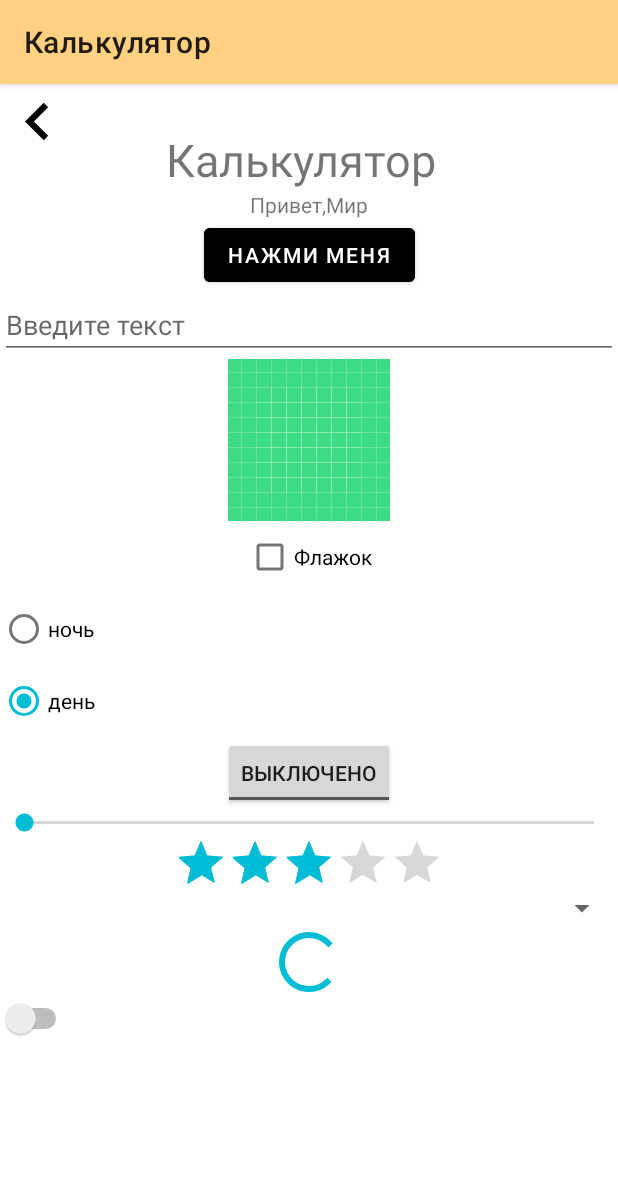
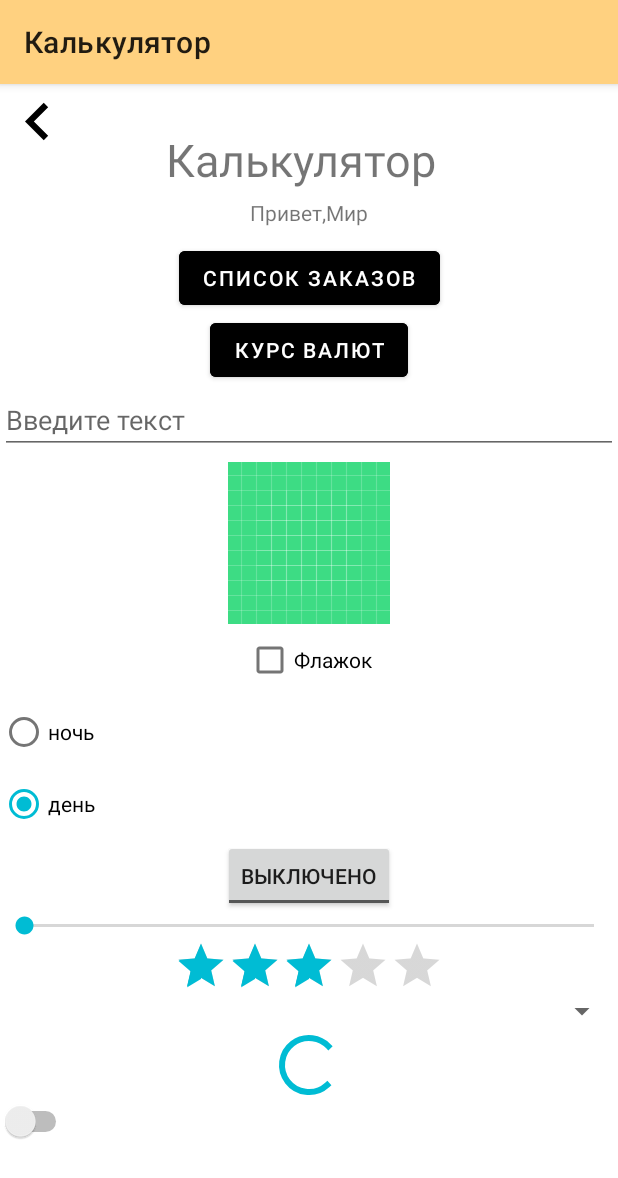
Before and after one commit to KirillTalashko/Calculator, an Android app: the SettingsFragment screen opened through its navigation route, on a phone screen of 412 x 824 dp. Shown: the top 1178 px of the screen. Run offline under Robolectric (Android 15) with nearby library versions, the phone set to English and light mode, and no system bars.

Commit message:
Explored OkHttpClient Made a GET request, executed it in a separate Fragment

```diff
--- a/app/src/main/AndroidManifest.xml
+++ b/app/src/main/AndroidManifest.xml
@@ -2,6 +2,7 @@
 <manifest xmlns:android="http://schemas.android.com/apk/res/android"
     xmlns:tools="http://schemas.android.com/tools" >
 
+    <uses-permission android:name="android.permission.INTERNET" />
     <application
         android:allowBackup="true"
         android:dataExtractionRules="@xml/data_extraction_rules"
--- /dev/null
+++ b/app/src/main/java/com/example/calculator/domain/CoinDeskApiClient.kt
@@ -0,0 +1,55 @@
+package com.example.calculator.domain
+
+import com.example.calculator.extentions.log
+import okhttp3.Call
+import okhttp3.Callback
+import okhttp3.Interceptor
+import okhttp3.OkHttpClient
+import okhttp3.Request
+import okhttp3.Response
+import okhttp3.ResponseBody
+import okhttp3.logging.HttpLoggingInterceptor
+import java.io.IOException
+
+class CoinDeskApiClient {
+
+    private val client = OkHttpClient.Builder()
+        .addInterceptor (MyInterceptor("key"))
+        .addInterceptor(HttpLoggingInterceptor().setLevel(HttpLoggingInterceptor.Level.BODY))
+        .build()
+
+    private val request = Request.Builder()
+        .url("https://api.coindesk.com/v1/bpi/currentprice.json")
+        .build()
+
+    fun fetchCurrentPrice(callback: (String?, Exception?) -> Unit) {
+        client.newCall(request).enqueue(object : Callback {
+            override fun onFailure(call: Call, e: IOException) {
+                e.printStackTrace()
+                callback(null, e)
+            }
+
+            override fun onResponse(call: Call, response: Response) {
+                response.use {
+                    if (!response.isSuccessful) {
+                        callback(null, Exception("Unexpected code $response"))
+                        throw IOException(
+                            "Запрос к серверу не был успешен:" +
+                                    " ${response.code} ${response.message}"
+                        )
+                    }
+                    callback(response.body.toString(), null)
+                }
+            }
+        })
+    }
+
+    class MyInterceptor(private val key: String) : Interceptor {
+        override fun intercept(chain: Interceptor.Chain): Response {
+            val request = chain.request().newBuilder()
+                .addHeader("apiKey", key)
+                .build()
+            return chain.proceed(request)
+        }
+    }
+}
--- a/app/src/main/java/com/example/calculator/domain/MyRepository.kt
+++ b/app/src/main/java/com/example/calculator/domain/MyRepository.kt
@@ -1,7 +1,9 @@
 package com.example.calculator.domain
 
 import com.example.calculator.model.Order
+import okhttp3.ResponseBody
 
 interface MyRepository {
     fun getOrderList(): List<Order>
+    fun fetchCurrentPrice(callback : (String?, Exception?) -> Unit)
 }
--- a/app/src/main/java/com/example/calculator/domain/MyRepositoryImpl.kt
+++ b/app/src/main/java/com/example/calculator/domain/MyRepositoryImpl.kt
@@ -2,8 +2,11 @@ package com.example.calculator.domain
 
 import com.example.calculator.model.Order
 import com.example.calculator.model.OrderStatus
+import okhttp3.ResponseBody
 
 class MyRepositoryImpl(): MyRepository {
+
+    private val apiClient = CoinDeskApiClient()
 
     val orderStatusList = listOf(
         Order("Заказ_1", OrderStatus.ORDERED),
@@ -14,17 +17,13 @@ class MyRepositoryImpl(): MyRepository {
         Order("Заказ_6", OrderStatus.ORDERED),
     )
 
-
     override fun getOrderList(): List<Order> {
         return orderStatusList
     }
+    override fun fetchCurrentPrice(callback : (String?, Exception?) -> Unit){
+        apiClient.fetchCurrentPrice{ response, exception ->
+            callback(response,exception)
+        }
+    }
+
 }
-//Order("Заказ_7", OrderStatus.ORDERED),
-//        Order("Заказ_8", OrderStatus.ORDERED),
-//        Order("Заказ_9", OrderStatus.ORDERED),
-//        Order("Заказ_10", OrderStatus.ORDERED),
-//        Order("Заказ_11", OrderStatus.ORDERED),
-//        Order("Заказ_12", OrderStatus.ORDERED),
-//        Order("Заказ_13", OrderStatus.ORDERED),
-//        Order("Заказ_14", OrderStatus.ORDERED),
-//        Order("Заказ_15", OrderStatus.ORDERED)
--- a/app/src/main/java/com/example/calculator/presentation/HomeFragment.kt
+++ b/app/src/main/java/com/example/calculator/presentation/HomeFragment.kt
@@ -10,13 +10,16 @@ import androidx.navigation.fragment.findNavController
 import com.example.calculator.presentation.viewModel.MyViewModel
 import com.example.calculator.R
 import com.example.calculator.databinding.FragmentHomeBinding
+import com.example.calculator.domain.MyRepositoryImpl
 import com.example.calculator.extentions.log
+import com.example.calculator.model.StatusRequest
+import com.example.calculator.presentation.viewModel.MyViewModelFactory
 
 
 class HomeFragment : Fragment() {
 
     private var _binding: FragmentHomeBinding? = null
-    private val viewModel by lazy { ViewModelProvider(this).get(MyViewModel::class.java) }
+    private val viewModel by lazy {ViewModelProvider(this, factory = MyViewModelFactory(repository = MyRepositoryImpl()))[MyViewModel::class.java]}
 
     companion object {
         const val KEY = "str"
@@ -37,6 +40,7 @@ class HomeFragment : Fragment() {
     override fun onViewCreated(view: View, savedInstanceState: Bundle?) {
         super.onViewCreated(view, savedInstanceState)
         initView()
+        viewModel.getData()
         viewModel.resultViewModel.observe(viewLifecycleOwner) { str ->
             binding.inputText.text = str
         }
--- a/app/src/main/java/com/example/calculator/presentation/SettingsFragment.kt
+++ b/app/src/main/java/com/example/calculator/presentation/SettingsFragment.kt
@@ -63,6 +63,9 @@ class SettingsFragment : Fragment() {
         binding.buttonClick.setOnClickListener {
             findNavController().navigate(SettingsFragmentDirections.actionSettingsFragmentToBlankFragment())
         }
+        binding.buttonClickNetworkRequest.setOnClickListener {
+            findNavController().navigate(SettingsFragmentDirections.actionSettingsFragmentToBlankFragment2())
+        }
 
     }
     override fun onDestroy() {
--- a/app/src/main/java/com/example/calculator/presentation/viewModel/MyViewModel.kt
+++ b/app/src/main/java/com/example/calculator/presentation/viewModel/MyViewModel.kt
@@ -1,13 +1,15 @@
 package com.example.calculator.presentation.viewModel
 
+import androidx.lifecycle.LiveData
 import androidx.lifecycle.MutableLiveData
 import androidx.lifecycle.ViewModel
 import com.example.calculator.domain.MyRepository
 import com.example.calculator.domain.MyRepositoryImpl
 import com.example.calculator.presentation.Action
 import com.example.calculator.extentions.log
+import com.example.calculator.model.StatusRequest
 
-class MyViewModel() : ViewModel() {
+class MyViewModel(private val repository: MyRepository) : ViewModel() {
 
     val resultViewModel = MutableLiveData<String>()
     val actionList = MutableLiveData<String>()
@@ -15,6 +17,9 @@ class MyViewModel() : ViewModel() {
     private var firstNum = 0.0
     private var secondNum = 0.0
     var action = Action.DIVIDE
+    private val _stateRequest = MutableLiveData<StatusRequest>(StatusRequest.Loading)
+    val stateRequest : LiveData<StatusRequest>
+        get() = _stateRequest
 
 
     fun defineNumber() {
@@ -52,4 +57,36 @@ class MyViewModel() : ViewModel() {
             e.message?.log()
         }
     }
+
+    fun getData(){
+        _stateRequest.value = StatusRequest.Loading
+        var count = 3
+        var key = true
+        Thread{
+            while(key){
+                try {
+                    if (count >= 0) {
+                        Thread.sleep(2000)
+                        _stateRequest.postValue(StatusRequest.Success("Загрузка данных $count"))
+                        count--
+                    } else {
+                        key = false
+                        fetchCurrentPrice()
+                    }
+                }catch (e: InterruptedException){
+                    _stateRequest.postValue(StatusRequest.Error(e))
+                    e.printStackTrace()
+                }
+            }
+        }.start()
+    }
+
+     private fun fetchCurrentPrice(){
+         repository.fetchCurrentPrice { response, exception ->
+             if (exception != null)
+                 throw InterruptedException(exception.message)
+             else if (response != null)
+                 _stateRequest.postValue(StatusRequest.Success(response))
+         }
+    }
 }
--- a/app/src/main/java/com/example/calculator/presentation/viewModel/MyViewModelFactory.kt
+++ b/app/src/main/java/com/example/calculator/presentation/viewModel/MyViewModelFactory.kt
@@ -10,6 +10,11 @@ class MyViewModelFactory(private val repository: MyRepositoryImpl) : ViewModelPr
             @Suppress("UNCHECKED_CAST")
             return ViewModelOrder(repository) as T
         }
+        if (modelClass.isAssignableFrom(MyViewModel::class.java)) {
+            @Suppress("UNCHECKED_CAST")
+            return MyViewModel(repository) as T
+        }
         throw IllegalArgumentException("Unknown ViewModel class")
+
     }
 }
--- a/app/src/main/res/layout/fragment_settings.xml
+++ b/app/src/main/res/layout/fragment_settings.xml
@@ -34,6 +34,7 @@
             android:layout_width="wrap_content"
             android:layout_height="wrap_content"
             android:text="@string/hello_text"
+            android:layout_marginTop="5dp"
             app:layout_constraintTop_toBottomOf="@id/setting_input_text"
             app:layout_constraintStart_toStartOf="parent"
             app:layout_constraintEnd_toEndOf="parent"/>
@@ -44,20 +45,33 @@
             android:text="@string/button_click"
             android:textColor="@color/white"
             android:backgroundTint="@color/black"
+            android:layout_marginTop="10dp"
             app:layout_constraintTop_toBottomOf="@id/hello_text"
             app:layout_constraintStart_toStartOf="parent"
             app:layout_constraintEnd_toEndOf="parent"/>
+        <Button
+            android:id="@+id/button_click_network_request"
+            android:layout_width="wrap_content"
+            android:layout_height="wrap_content"
+            android:textColor="@color/white"
+            android:backgroundTint="@color/black"
+            android:text="@string/button_click_network_request"
+            app:layout_constraintTop_toBottomOf="@id/button_click"
+            app:layout_constraintBottom_toTopOf="@id/edit"
+            app:layout_constraintStart_toStartOf="parent"
+            app:layout_constraintEnd_toEndOf="parent" />
         <EditText
             android:id="@+id/edit"
             android:layout_width="match_parent"
             android:layout_height="wrap_content"
             android:hint="@string/edit"
             android:textColor="@color/black"
-            app:layout_constraintTop_toBottomOf="@id/button_click"/>
+            app:layout_constraintTop_toBottomOf="@id/button_click_network_request"/>
         <ImageView
             android:id="@+id/image"
             android:layout_width="wrap_content"
             android:layout_height="wrap_content"
+            android:layout_marginTop="5dp"
             android:src="@drawable/ic_launcher_background"
             app:layout_constraintTop_toBottomOf="@id/edit"
             app:layout_constraintStart_toStartOf="parent"
--- a/app/src/main/res/navigation/setting_graph.xml
+++ b/app/src/main/res/navigation/setting_graph.xml
@@ -24,6 +24,9 @@
         <action
             android:id="@+id/action_settingsFragment_to_blankFragment"
             app:destination="@id/blankFragment"/>
+        <action
+            android:id="@+id/action_settingsFragment_to_blankFragment_2"
+            app:destination="@id/blankFragment_2"/>
     </fragment>
 
     <fragment
@@ -32,18 +35,11 @@
         android:label="fragment_blank"
         tools:layout="@layout/fragment_blank">
 
-        <action
-            android:id="@+id/action_blankFragment_to_blankFragment_2"
-            app:destination="@+id/blankFragment_2"/>
     </fragment>
     <fragment
         android:id="@+id/blankFragment_2"
         android:name="com.example.calculator.presentation.BlankFragmentTwo"
         android:label="fragment_blank_2"
         tools:layout="@layout/fragment_blank2">
-
-        <action
-            android:id="@+id/action_blankFragment_2_to_settingsFragment"
-            app:destination="@id/settingsFragment"/>
     </fragment>
 </navigation>
--- a/app/src/main/res/values/strings.xml
+++ b/app/src/main/res/values/strings.xml
@@ -20,7 +20,8 @@
     <string name="_0">0</string>
 
     <string name="hello_text">Привет,Мир</string>
-    <string name="button_click">НАЖМИ МЕНЯ</string>
+    <string name="button_click">Список заказов</string>
+    <string name="button_click_network_request">Курс валют</string>
     <string name="edit">Введите текст</string>
     <string name="check">Флажок</string>
     <string name="radioButtonNightStyle">ночь</string>
```
Also changed, not shown: app/src/main/java/com/example/calculator/model/StatusRequest.kt (added, +7 -0 lines), app/src/main/java/com/example/calculator/presentation/BlankFragmentTwo.kt (+36 -3 lines), app/src/main/res/layout/fragment_blank2.xml (+10 -6 lines).
